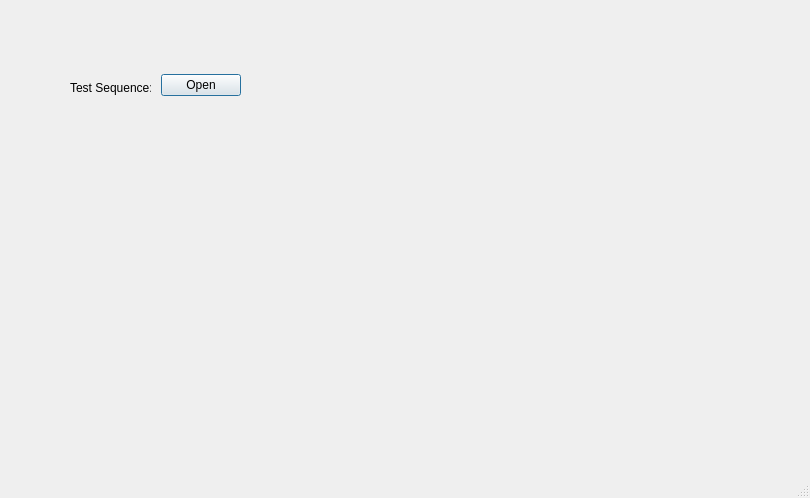
Qt form crisp_gui.ui (petehall6/crisp_gui) before a commit.
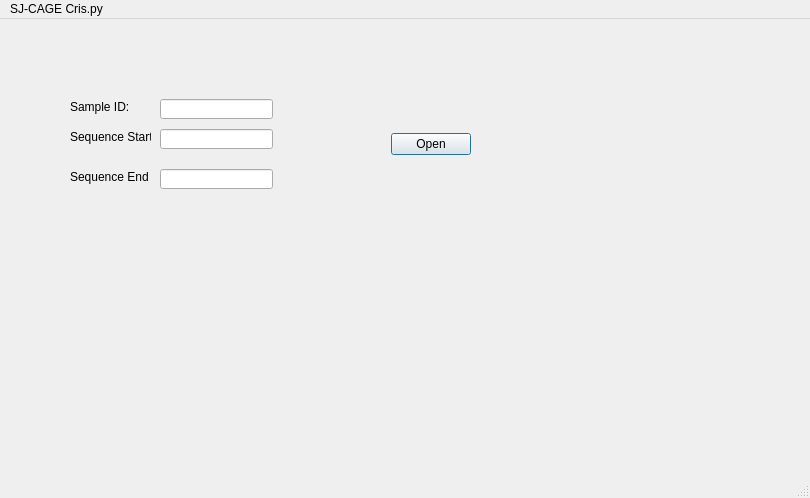
The same form after that commit.

```diff
--- a/crisp_gui.ui
+++ b/crisp_gui.ui
@@ -24,14 +24,14 @@
      </rect>
     </property>
     <property name="text">
-     <string>Test Sequence:</string>
+     <string>Sample ID:</string>
     </property>
    </widget>
    <widget class="QDialogButtonBox" name="TestSeqBtnBx">
     <property name="geometry">
      <rect>
-      <x>150</x>
-      <y>70</y>
+      <x>380</x>
+      <y>110</y>
       <width>91</width>
       <height>31</height>
      </rect>
@@ -40,6 +40,62 @@
      <set>QDialogButtonBox::Open</set>
     </property>
    </widget>
+   <widget class="QLineEdit" name="sampIDBx">
+    <property name="geometry">
+     <rect>
+      <x>160</x>
+      <y>80</y>
+      <width>113</width>
+      <height>20</height>
+     </rect>
+    </property>
+   </widget>
+   <widget class="QLineEdit" name="seqSrtBx">
+    <property name="geometry">
+     <rect>
+      <x>160</x>
+      <y>110</y>
+      <width>113</width>
+      <height>20</height>
+     </rect>
+    </property>
+   </widget>
+   <widget class="QLabel" name="seqSrtLbl">
+    <property name="geometry">
+     <rect>
+      <x>70</x>
+      <y>110</y>
+      <width>81</width>
+      <height>16</height>
+     </rect>
+    </property>
+    <property name="text">
+     <string>Sequence Start</string>
+    </property>
+   </widget>
+   <widget class="QLineEdit" name="seqEndBx">
+    <property name="geometry">
+     <rect>
+      <x>160</x>
+      <y>150</y>
+      <width>113</width>
+      <height>20</height>
+     </rect>
+    </property>
+   </widget>
+   <widget class="QLabel" name="seqEndLbl">
+    <property name="geometry">
+     <rect>
+      <x>70</x>
+      <y>150</y>
+      <width>81</width>
+      <height>16</height>
+     </rect>
+    </property>
+    <property name="text">
+     <string>Sequence End</string>
+    </property>
+   </widget>
   </widget>
   <widget class="QMenuBar" name="menubar">
    <property name="geometry">
@@ -50,6 +106,12 @@
      <height>21</height>
     </rect>
    </property>
+   <widget class="QMenu" name="menuSJ_CAGE_Cris_py">
+    <property name="title">
+     <string>SJ-CAGE Cris.py</string>
+    </property>
+   </widget>
+   <addaction name="menuSJ_CAGE_Cris_py"/>
   </widget>
   <widget class="QStatusBar" name="statusbar"/>
  </widget>
```
Left out of the diff: 2 changed lines with no effect on the pictures.
